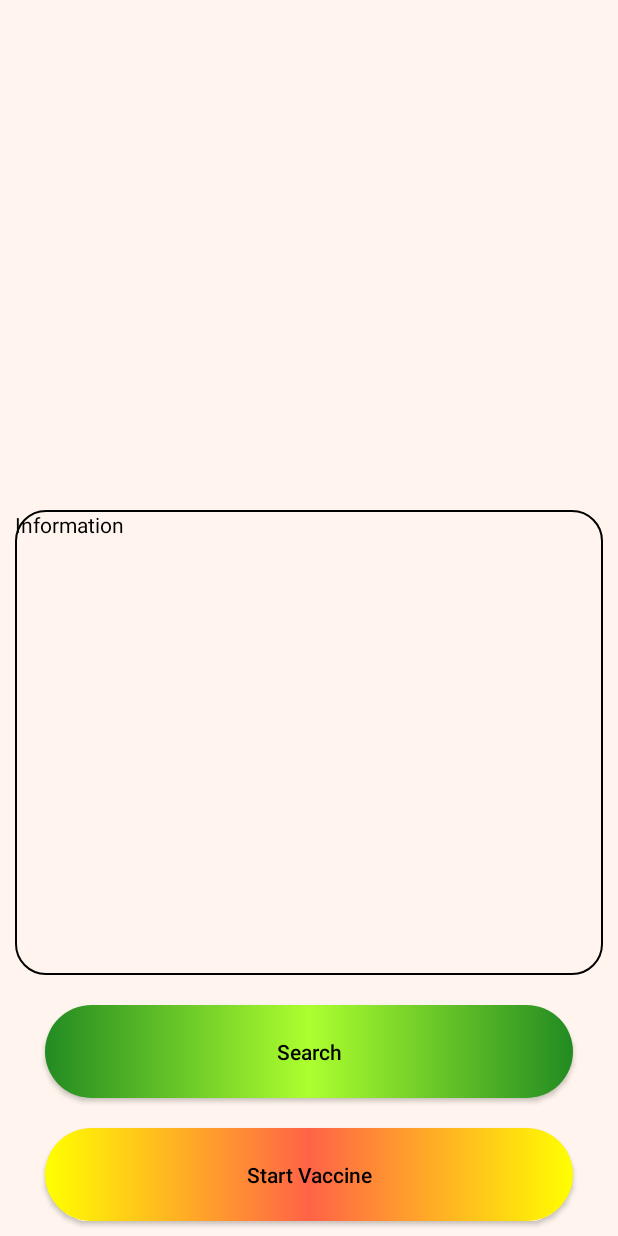
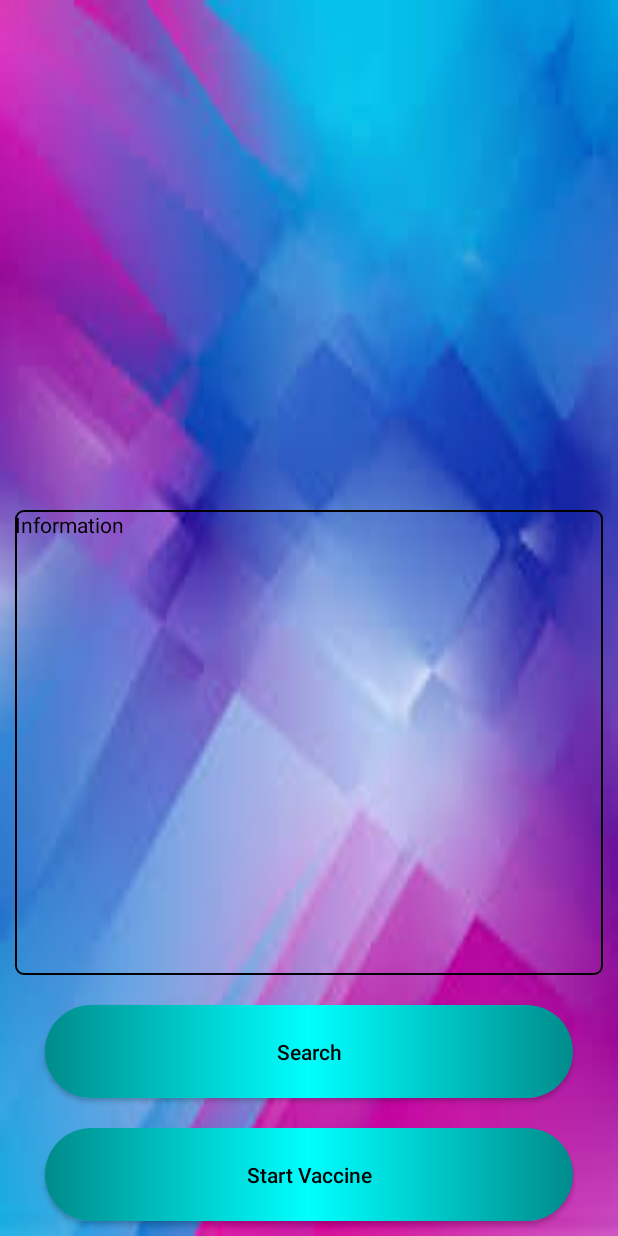
Before and after one commit to AliAEbrahimian/Vaxino, an Android app: the screen it shows after launch (MainActivity), on a phone screen of 412 x 824 dp. Run offline under Robolectric (Android 15) with nearby library versions, the phone set to English and light mode, and no system bars.

Commit message:
Initial Commit

```diff
--- a/app/src/main/res/drawable/design_button_1.xml
+++ b/app/src/main/res/drawable/design_button_1.xml
@@ -1,8 +1,8 @@
 <?xml version="1.0" encoding="utf-8"?>
 <shape xmlns:android="http://schemas.android.com/apk/res/android" android:shape="rectangle">
-    <gradient android:startColor="#228B22"
-        android:centerColor="#ADFF2F"
-        android:endColor="#228B22"
+    <gradient android:startColor="#008B8B"
+        android:centerColor="#00FFFF"
+        android:endColor="#008B8B"
         android:type="linear"></gradient>
     <corners android:radius="50dp"></corners>
 
--- a/app/src/main/res/drawable/design_text_view.xml
+++ b/app/src/main/res/drawable/design_text_view.xml
@@ -2,5 +2,5 @@
 <shape xmlns:android="http://schemas.android.com/apk/res/android" android:shape="rectangle">
     <stroke android:color="#000000"
         android:width="1dp"></stroke>
-    <corners android:radius="20dp"></corners>
+    <corners android:radius="5dp"></corners>
 </shape>
--- a/app/src/main/res/layout/activity_main.xml
+++ b/app/src/main/res/layout/activity_main.xml
@@ -4,7 +4,7 @@
     android:layout_width="match_parent"
     android:layout_height="match_parent"
     android:orientation="vertical"
-    android:background="#FFF5EE"
+    android:background="@mipmap/background"
     tools:context=".MainActivity"
     >
 
@@ -55,7 +55,7 @@
         android:layout_marginRight="30dp"
         android:layout_marginBottom="10dp"
         android:layout_weight="6"
-        android:background="@drawable/design_button_2"
+        android:background="@drawable/design_button_1"
         android:text="Start Vaccine"
         android:textAllCaps="false"
         android:textColor="#000000" />
```
Also changed, not shown: app/src/main/res/mipmap-hdpi/background.png (added), app/src/main/res/mipmap-hdpi/ic_launcher_foreground.png (added), app/src/main/res/mipmap-xhdpi/download.png (deleted).
